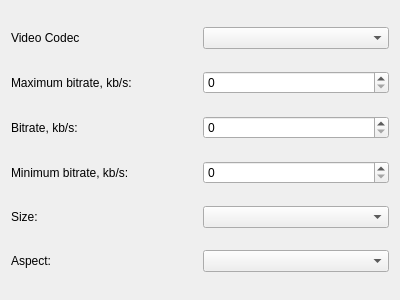
lexa/ffmpeg-gui, file ChooseVideoCodec.ui: the form before one commit.
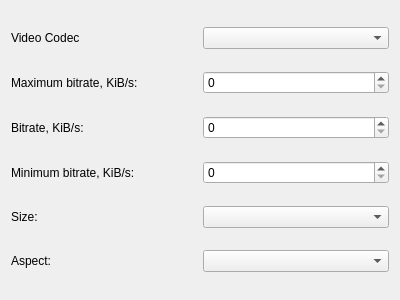
The form after the commit.

Commit message: a little fix KiB/s

Diff of the .ui file:
```diff
--- a/ChooseVideoCodec.ui
+++ b/ChooseVideoCodec.ui
@@ -33,7 +33,7 @@
      <item>
       <widget class="QLabel" name="label_5">
        <property name="text">
-        <string>Maximum bitrate, kb/s:</string>
+        <string>Maximum bitrate, KiB/s:</string>
        </property>
       </widget>
      </item>
@@ -51,7 +51,7 @@
      <item>
       <widget class="QLabel" name="label_2">
        <property name="text">
-        <string>Bitrate, kb/s:</string>
+        <string>Bitrate, KiB/s:</string>
        </property>
       </widget>
      </item>
@@ -69,7 +69,7 @@
      <item>
       <widget class="QLabel" name="label_6">
        <property name="text">
-        <string>Minimum bitrate, kb/s:</string>
+        <string>Minimum bitrate, KiB/s:</string>
        </property>
       </widget>
      </item>
```
The commit also changes 1 other file.
